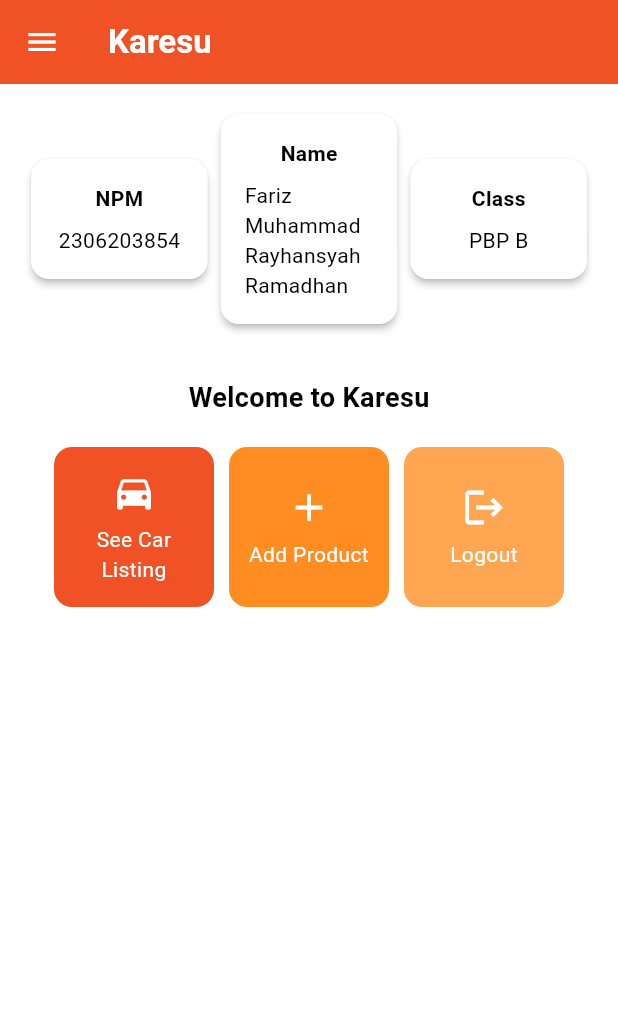
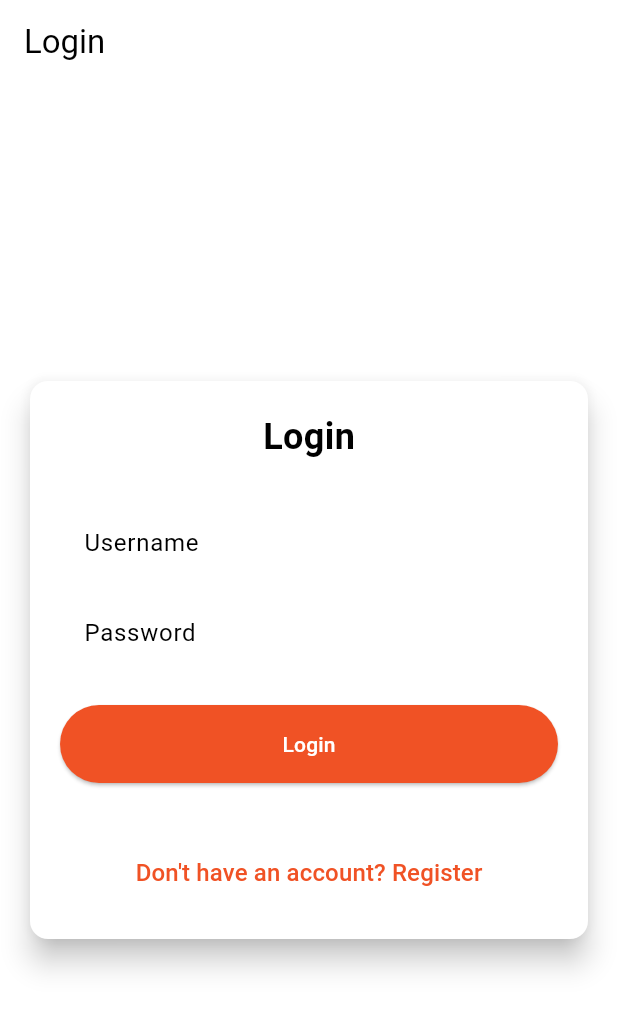
Before and after one commit to izycoder/karesu-mobile, a Flutter app: the screen it shows after launch, on a phone screen of 412 x 824 dp. Shown: the top 1010 px of the screen. Run offline on Flutter 3.47's test engine with Material 3 defaults, Android fonts, the light colour scheme and no system bars; missing offline and left inert: pbp_django_auth.

Commit message:
tugas 9 done

```diff
--- a/lib/main.dart
+++ b/lib/main.dart
@@ -1,5 +1,8 @@
 import 'package:flutter/material.dart';
 import 'package:karesu_mobile/screens/menu.dart';
+import 'package:pbp_django_auth/pbp_django_auth.dart';
+import 'package:provider/provider.dart';
+import 'package:karesu_mobile/screens/login.dart';
 
 void main() {
   runApp(const MyApp());
@@ -8,32 +11,23 @@
 class MyApp extends StatelessWidget {
   const MyApp({super.key});
 
-  // This widget is the root of your application.
   @override
   Widget build(BuildContext context) {
-    return MaterialApp(
-      title: 'Flutter Demo',
-      theme: ThemeData(
-        // This is the theme of your application.
-        //
-        // TRY THIS: Try running your application with "flutter run". You'll see
-        // the application has a purple toolbar. Then, without quitting the app,
-        // try changing the seedColor in the colorScheme below to Colors.green
-        // and then invoke "hot reload" (save your changes or press the "hot
-        // reload" button in a Flutter-supported IDE, or press "r" if you used
-        // the command line to start the app).
-        //
-        // Notice that the counter didn't reset back to zero; the application
-        // state is not lost during the reload. To reset the state, use hot
-        // restart instead.
-        //
-        // This works for code too, not just values: Most code changes can be
-        // tested with just a hot reload.
-        colorScheme: ColorScheme.fromSwatch(
-              primarySwatch: Colors.deepPurple,
-        ).copyWith(secondary: Colors.deepPurple[400]),        useMaterial3: true,
+    return Provider(
+      create: (_) {
+        CookieRequest request = CookieRequest();
+        return request;
+      },
+      child: MaterialApp(
+        title: 'Flutter Demo',
+        theme: ThemeData(
+          colorScheme: ColorScheme.fromSwatch(
+            primarySwatch: Colors.deepPurple,
+          ).copyWith(secondary: Colors.deepPurple[400]),
+          useMaterial3: true,
+        ),
+        home: const LoginPage(),
       ),
-      home: MyHomePage(),
     );
   }
 }
--- /dev/null
+++ b/lib/screens/login.dart
@@ -0,0 +1,183 @@
+import 'package:karesu_mobile/screens/menu.dart';
+import 'package:flutter/material.dart';
+import 'package:pbp_django_auth/pbp_django_auth.dart';
+import 'package:provider/provider.dart';
+import 'package:karesu_mobile/screens/register.dart';
+
+void main() {
+  runApp(const LoginApp());
+}
+
+class LoginApp extends StatelessWidget {
+  const LoginApp({super.key});
+
+  @override
+  Widget build(BuildContext context) {
+    return MaterialApp(
+      title: 'Login',
+      theme: ThemeData(
+        useMaterial3: true,
+        colorScheme: ColorScheme.fromSwatch(
+          primarySwatch: Colors.deepPurple,
+        ).copyWith(secondary: Colors.deepPurple[400]),
+      ),
+      home: const LoginPage(),
+    );
+  }
+}
+
+class LoginPage extends StatefulWidget {
+  const LoginPage({super.key});
+
+  @override
+  State<LoginPage> createState() => _LoginPageState();
+}
+
+class _LoginPageState extends State<LoginPage> {
+  final TextEditingController _usernameController = TextEditingController();
+  final TextEditingController _passwordController = TextEditingController();
+
+  @override
+  Widget build(BuildContext context) {
+    final request = context.watch<CookieRequest>();
+
+    return Scaffold(
+      appBar: AppBar(
+        title: const Text('Login'),
+      ),
+      body: Center(
+        child: SingleChildScrollView(
+          padding: const EdgeInsets.all(16.0),
+          child: Card(
+            elevation: 8,
+            shape: RoundedRectangleBorder(
+              borderRadius: BorderRadius.circular(12.0),
+            ),
+            child: Padding(
+              padding: const EdgeInsets.all(20.0),
+              child: Column(
+                mainAxisSize: MainAxisSize.min,
+                children: [
+                  const Text(
+                    'Login',
+                    style: TextStyle(
+                      fontSize: 24.0,
+                      fontWeight: FontWeight.bold,
+                    ),
+                  ),
+                  const SizedBox(height: 30.0),
+                  TextField(
+                    controller: _usernameController,
+                    decoration: const InputDecoration(
+                      labelText: 'Username',
+                      hintText: 'Enter your username',
+                      border: OutlineInputBorder(
+                        borderRadius: BorderRadius.all(Radius.circular(12.0)),
+                      ),
+                      contentPadding:
+                          EdgeInsets.symmetric(horizontal: 12.0, vertical: 8.0),
+                    ),
+                  ),
+                  const SizedBox(height: 12.0),
+                  TextField(
+                    controller: _passwordController,
+                    decoration: const InputDecoration(
+                      labelText: 'Password',
+                      hintText: 'Enter your password',
+                      border: OutlineInputBorder(
+                        borderRadius: BorderRadius.all(Radius.circular(12.0)),
+                      ),
+                      contentPadding:
+                          EdgeInsets.symmetric(horizontal: 12.0, vertical: 8.0),
+                    ),
+                    obscureText: true,
+                  ),
+                  const SizedBox(height: 24.0),
+                  ElevatedButton(
+                    onPressed: () async {
+                      String username = _usernameController.text;
+                      String password = _passwordController.text;
+
+                      // Cek kredensial
+                      // TODO: Ganti URL dan jangan lupa tambahkan trailing slash (/) di akhir URL!
+                      // Untuk menyambungkan Android emulator dengan Django pada localhost,
+                      // gunakan URL http://10.0.2.2/
+                      final response = await request
+                          .login("http://127.0.0.1:8000/auth/login/", {
+                        'username': username,
+                        'password': password,
+                      });
+
+                      if (request.loggedIn) {
+                        String message = response['message'];
+                        String uname = response['username'];
+                        if (context.mounted) {
+                          Navigator.pushReplacement(
+                            context,
+                            MaterialPageRoute(
+                                builder: (context) => MyHomePage()),
+                          );
+                          ScaffoldMessenger.of(context)
+                            ..hideCurrentSnackBar()
+                            ..showSnackBar(
+                              SnackBar(
+                                  content:
+                                      Text("$message Selamat datang, $uname.")),
+                            );
+                        }
+                      } else {
+                        if (context.mounted) {
+                          showDialog(
+                            context: context,
+                            builder: (context) => AlertDialog(
+                              title: const Text('Login Gagal'),
+                              content: Text(response['message']),
+                              actions: [
+                                TextButton(
+                                  child: const Text('OK'),
+                                  onPressed: () {
+                                    Navigator.pop(context);
+                                  },
+                                ),
+                              ],
+                            ),
+                          );
+                        }
+                      }
+                    },
+                    style: ElevatedButton.styleFrom(
+                      foregroundColor: Colors.white,
+                      minimumSize: Size(double.infinity, 50),
+                      backgroundColor: const Color(0xFFf05225),
+                      padding: const EdgeInsets.symmetric(vertical: 16.0),
+                    ),
+                    child: const Text('Login'),
+                  ),
+                  const SizedBox(height: 36.0),
+                  TextButton(
+                    onPressed: () {
+                      Navigator.push(
+                        context,
+                        MaterialPageRoute(
+                            builder: (context) => const RegisterPage()),
+                      );
+                    },
+                    style: TextButton.styleFrom(
+                      foregroundColor: const Color(0xFFf05225),
+                    ),
+                    child: const Text(
+                      'Don\'t have an account? Register',
+                      style: TextStyle(
+                        fontSize: 16.0,
+                      ),
+                    ),
+                  ),
+                ],
+              ),
+            ),
+          ),
+        ),
+      ),
+    );
+  }
+}
--- a/pubspec.yaml
+++ b/pubspec.yaml
@@ -35,6 +35,9 @@
   # The following adds the Cupertino Icons font to your application.
   # Use with the CupertinoIcons class for iOS style icons.
   cupertino_icons: ^1.0.8
+  provider: ^6.1.2
+  pbp_django_auth: ^0.4.0
+  http: ^1.2.2
 
 dev_dependencies:
   flutter_test:
```
Also changed, not shown: lib/models/product_entry.dart (added, +61 -0 lines), lib/screens/list_productentry.dart (added, +97 -0 lines), lib/screens/productentry_form.dart (+32 -27 lines), lib/screens/register.dart (added, +166 -0 lines), lib/widgets/left_drawer.dart (+13 -1 lines), lib/widgets/product_card.dart (+37 -1 lines), pubspec.lock, 3 other files.
